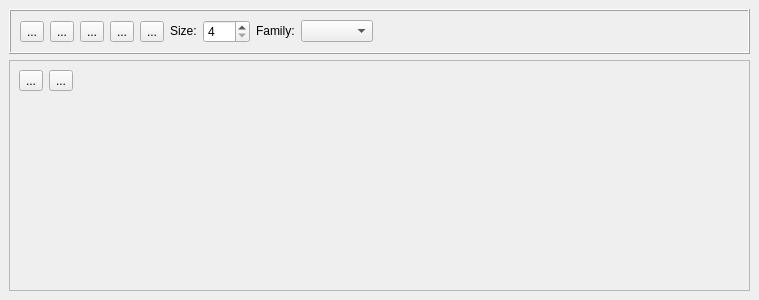
musescore/musescore-old, file mscore/mscore/textpalette.ui: the form before one commit.
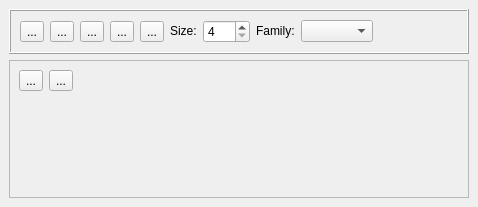
The form after the commit. Icons and pictures are not drawn.

Patch:
```diff
--- a/mscore/mscore/textpalette.ui
+++ b/mscore/mscore/textpalette.ui
@@ -8,8 +8,8 @@
    <rect>
     <x>0</x>
     <y>0</y>
-    <width>759</width>
-    <height>300</height>
+    <width>478</width>
+    <height>207</height>
    </rect>
   </property>
   <property name="windowTitle" >
```
Left out of the diff: 4 changed lines with no effect on the pictures.
